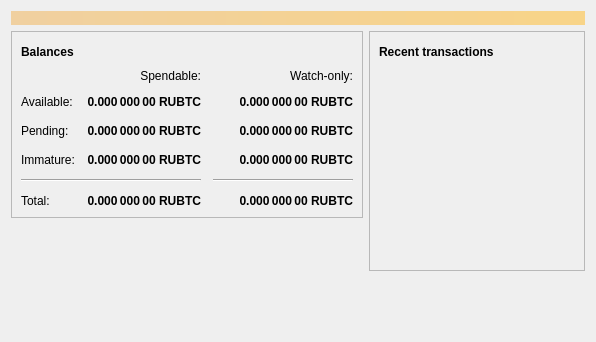
The window that src/qt/forms/overviewpage.ui (Youzrsef123/nationalbitcoin) describes before a commit, drawn with Qt 5.
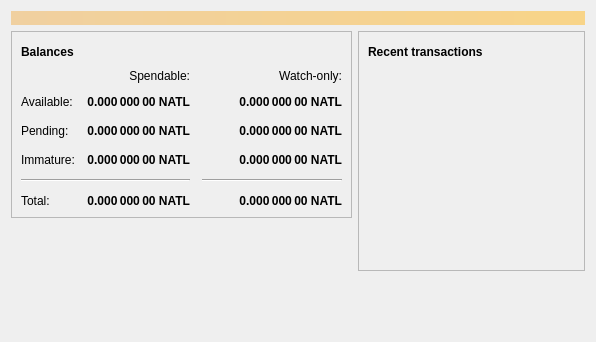
The same window after the commit. Icons and pictures are not drawn.

Patch:
```diff
--- a/src/qt/forms/overviewpage.ui
+++ b/src/qt/forms/overviewpage.ui
@@ -129,7 +129,7 @@
                <string>Unconfirmed transactions to watch-only addresses</string>
               </property>
               <property name="text">
-               <string notr="true">0.000 000 00 RUBTC</string>
+               <string notr="true">0.000 000 00 NATL</string>
               </property>
               <property name="alignment">
                <set>Qt::AlignRight|Qt::AlignTrailing|Qt::AlignVCenter</set>
@@ -154,7 +154,7 @@
                <string>Total of transactions that have yet to be confirmed, and do not yet count toward the spendable balance</string>
               </property>
               <property name="text">
-               <string notr="true">0.000 000 00 RUBTC</string>
+               <string notr="true">0.000 000 00 NATL</string>
               </property>
               <property name="alignment">
                <set>Qt::AlignRight|Qt::AlignTrailing|Qt::AlignVCenter</set>
@@ -179,7 +179,7 @@
                <string>Mined balance in watch-only addresses that has not yet matured</string>
               </property>
               <property name="text">
-               <string notr="true">0.000 000 00 RUBTC</string>
+               <string notr="true">0.000 000 00 NATL</string>
               </property>
               <property name="alignment">
                <set>Qt::AlignRight|Qt::AlignTrailing|Qt::AlignVCenter</set>
@@ -237,7 +237,7 @@
                <string>Mined balance that has not yet matured</string>
               </property>
               <property name="text">
-               <string notr="true">0.000 000 00 RUBTC</string>
+               <string notr="true">0.000 000 00 NATL</string>
               </property>
               <property name="alignment">
                <set>Qt::AlignRight|Qt::AlignTrailing|Qt::AlignVCenter</set>
@@ -282,7 +282,7 @@
                <string>Your current total balance</string>
               </property>
               <property name="text">
-               <string notr="true">0.000 000 00 RUBTC</string>
+               <string notr="true">0.000 000 00 NATL</string>
               </property>
               <property name="alignment">
                <set>Qt::AlignRight|Qt::AlignTrailing|Qt::AlignVCenter</set>
@@ -307,7 +307,7 @@
                <string>Current total balance in watch-only addresses</string>
               </property>
               <property name="text">
-               <string notr="true">0.000 000 00 RUBTC</string>
+               <string notr="true">0.000 000 00 NATL</string>
               </property>
               <property name="alignment">
                <set>Qt::AlignRight|Qt::AlignTrailing|Qt::AlignVCenter</set>
@@ -349,7 +349,7 @@
                <string>Your current spendable balance</string>
               </property>
               <property name="text">
-               <string notr="true">0.000 000 00 RUBTC</string>
+               <string notr="true">0.000 000 00 NATL</string>
               </property>
               <property name="alignment">
                <set>Qt::AlignRight|Qt::AlignTrailing|Qt::AlignVCenter</set>
@@ -374,7 +374,7 @@
                <string>Your current balance in watch-only addresses</string>
               </property>
               <property name="text">
-               <string notr="true">0.000 000 00 RUBTC</string>
+               <string notr="true">0.000 000 00 NATL</string>
               </property>
               <property name="alignment">
                <set>Qt::AlignRight|Qt::AlignTrailing|Qt::AlignVCenter</set>
```
